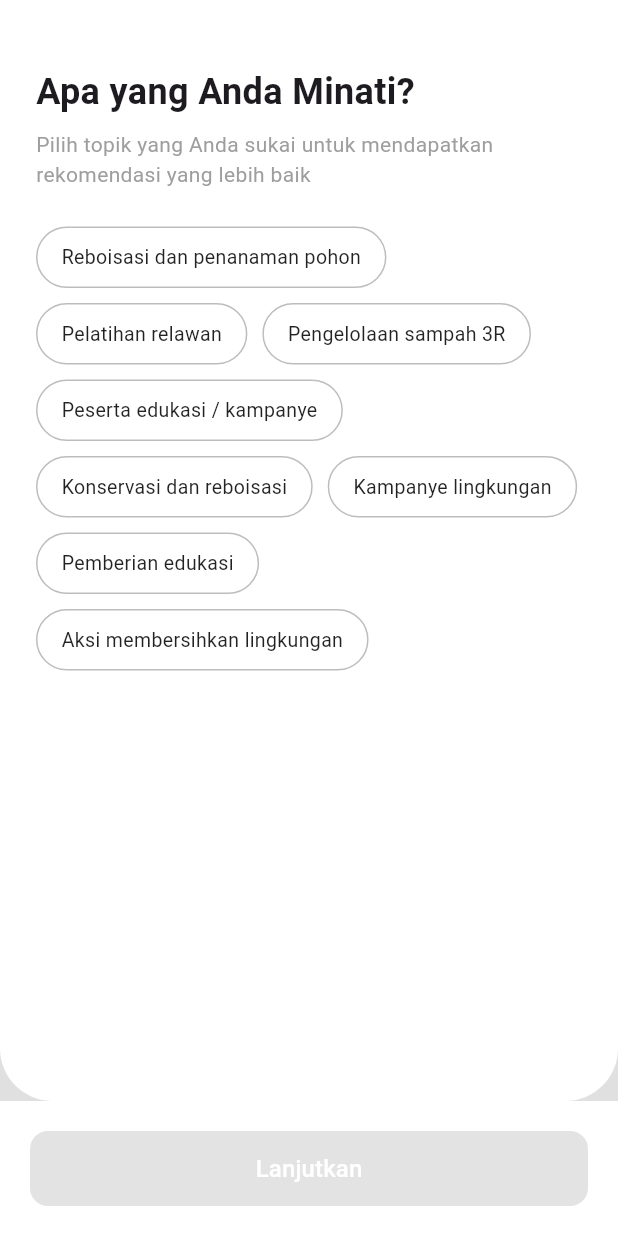
After one commit to Hezkiel09/eduvogreen, a Flutter app: the MinatScreen screen opened directly, on a phone screen of 412 x 824 dp. The commit adds this screen. Run offline on Flutter 3.47's test engine with Material 3 defaults, Android fonts, the phone set to English and light mode, and no system bars; our stand-ins replace flutter_bloc, supabase_flutter; accounts and stored records are empty.

Commit message:
mau ambil dari main, tapi ky ga ada perubahan

```diff
--- a/lib/auth/login_screen.dart
+++ b/lib/auth/login_screen.dart
@@ -347,8 +347,11 @@ class _LoginScreenState extends State<LoginScreen> {
         if (value == null || value.isEmpty) {
           return "Kata sandi wajib diisi";
         }
-        if (value.length < 6) {
-          return "Minimal 6 karakter";
+        if (value.length < 8 ||
+            !RegExp(r'[A-Za-z]').hasMatch(value) ||
+            !RegExp(r'[0-9]').hasMatch(value) ||
+            !RegExp(r'[!@#$%^&*(),.?":{}|<>]').hasMatch(value)) {
+          return "Minimal 8 karakter, kombinasi huruf, angka & simbol";
         }
         return null;
       },
--- /dev/null
+++ b/lib/auth/minat.dart
@@ -0,0 +1,166 @@
+import 'package:flutter/material.dart';
+
+class MinatScreen extends StatefulWidget {
+  const MinatScreen({super.key});
+
+  @override
+  State<MinatScreen> createState() => _MinatScreenState();
+}
+
+class _MinatScreenState extends State<MinatScreen> {
+
+  final List<String> minatList = [
+    "Reboisasi dan penanaman pohon",
+    "Pelatihan relawan",
+    "Pengelolaan sampah 3R",
+    "Peserta edukasi / kampanye",
+    "Konservasi dan reboisasi",
+    "Kampanye lingkungan",
+    "Pemberian edukasi",
+    "Aksi membersihkan lingkungan",
+  ];
+
+  final Set<String> selectedMinat = {};
+
+  void toggleMinat(String item) {
+    setState(() {
+      if (selectedMinat.contains(item)) {
+        selectedMinat.remove(item);
+      } else {
+        selectedMinat.add(item);
+      }
+    });
+  }
+
+  @override
+  Widget build(BuildContext context) {
+    bool isButtonEnabled = selectedMinat.isNotEmpty;
+
+    return Scaffold(
+      backgroundColor: Colors.grey.shade300,
+      body: SafeArea(
+        child: Column(
+          children: [
+
+            Expanded(
+              child: Container(
+                padding: const EdgeInsets.all(24),
+                decoration: const BoxDecoration(
+                  color: Colors.white,
+                  borderRadius: BorderRadius.vertical(
+                    bottom: Radius.circular(35),
+                  ),
+                ),
+                child: Column(
+                  crossAxisAlignment: CrossAxisAlignment.start,
+                  children: [
+
+                    const SizedBox(height: 20),
+
+                    const Text(
+                      "Apa yang Anda Minati?",
+                      style: TextStyle(
+                        fontSize: 24,
+                        fontWeight: FontWeight.bold,
+                      ),
+                    ),
+
+                    const SizedBox(height: 8),
+
+                    const Text(
+                      "Pilih topik yang Anda sukai untuk mendapatkan rekomendasi yang lebih baik",
+                      style: TextStyle(
+                        fontSize: 14,
+                        color: Colors.grey,
+                      ),
+                    ),
+
+                    const SizedBox(height: 25),
+
+                    Expanded(
+                      child: SingleChildScrollView(
+                        child: Wrap(
+                          spacing: 10,
+                          runSpacing: 10,
+                          children: minatList.map((item) {
+                            final bool isSelected =
+                                selectedMinat.contains(item);
+
+                            return GestureDetector(
+                              onTap: () => toggleMinat(item),
+                              child: Container(
+                                padding: const EdgeInsets.symmetric(
+                                  horizontal: 16,
+                                  vertical: 10,
+                                ),
+                                decoration: BoxDecoration(
+                                  color: isSelected
+                                      ? const Color(0xFF6FCF97)
+                                      : Colors.transparent,
+                                  borderRadius:
+                                      BorderRadius.circular(25),
+                                  border: Border.all(
+                                    color: isSelected
+                                        ? const Color(0xFF6FCF97)
+                                        : Colors.grey.shade400,
+                                  ),
+                                ),
+                                child: Text(
+                                  item,
+                                  style: TextStyle(
+                                    fontSize: 13,
+                                    color: isSelected
+                                        ? Colors.white
+                                        : Colors.black87,
+                                  ),
+                                ),
+                              ),
+                            );
+                          }).toList(),
+                        ),
+                      ),
+                    ),
+
+                    const SizedBox(height: 20),
+                  ],
+                ),
+              ),
+            ),
+
+            // BUTTON SECTION
+            Container(
+              padding: const EdgeInsets.all(20),
+              color: Colors.white,
+              child: SizedBox(
+                width: double.infinity,
+                height: 50,
+                child: ElevatedButton(
+                  onPressed: isButtonEnabled
+                      ? () {
+                          // lanjut ke halaman berikutnya
+                        }
+                      : null,
+                  style: ElevatedButton.styleFrom(
+                    backgroundColor: isButtonEnabled
+                        ? const Color(0xFF4FA057)
+                        : Colors.grey.shade400,
+                    shape: RoundedRectangleBorder(
+                      borderRadius: BorderRadius.circular(12),
+                    ),
+                  ),
+                  child: const Text(
+                    "Lanjutkan",
+                    style: TextStyle(
+                      fontSize: 16,
+                      color: Colors.white,
+                    ),
+                  ),
+                ),
+              ),
+            ),
+          ],
+        ),
+      ),
+    );
+  }
+}
--- a/lib/auth/register_password_screen.dart
+++ b/lib/auth/register_password_screen.dart
@@ -138,7 +138,14 @@ class _RegisterPasswordScreenState extends State<RegisterPasswordScreen> {
                                       if (value == null || value.isEmpty) {
                                         return "Kata Sandi wajib diisi";
                                       }
-                                      if (!isStrongPassword(value)) {
+                                      if (value.length < 8 ||
+                                          !RegExp(
+                                            r'[A-Za-z]',
+                                          ).hasMatch(value) ||
+                                          !RegExp(r'[0-9]').hasMatch(value) ||
+                                          !RegExp(
+                                            r'[!@#$%^&*(),.?":{}|<>]',
+                                          ).hasMatch(value)) {
                                         return "Minimal 8 karakter, kombinasi huruf, angka & simbol";
                                       }
                                       return null;
--- a/lib/auth/register_screen.dart
+++ b/lib/auth/register_screen.dart
@@ -63,8 +63,8 @@ class _RegisterScreenState extends State<RegisterScreen> {
         if (hint == "Email" && !value.contains("@")) {
           return "Format email tidak valid";
         }
-        if (isPassword && value.length < 6) {
-          return "Minimal 6 karakter"; // <-- Validasi password
+        if (isPassword && value.length < 8) {
+          return "Minimal 8 karakter, kombinasi huruf, angka & simbol"; // <-- Validasi password
         }
         return null;
       },
@@ -114,7 +114,6 @@ class _RegisterScreenState extends State<RegisterScreen> {
     );
   }
 
-  // =========================
   // === Ditambahkan method register ===
   Future<void> _register() async {
     if (!_formKey.currentState!.validate()) return;
@@ -156,7 +155,6 @@ class _RegisterScreenState extends State<RegisterScreen> {
       ).showSnackBar(SnackBar(content: Text('Error: $e')));
     }
   }
-  // =========================
 
   @override
   Widget build(BuildContext context) {
```
Also changed, not shown: assets/minat.png (added).
